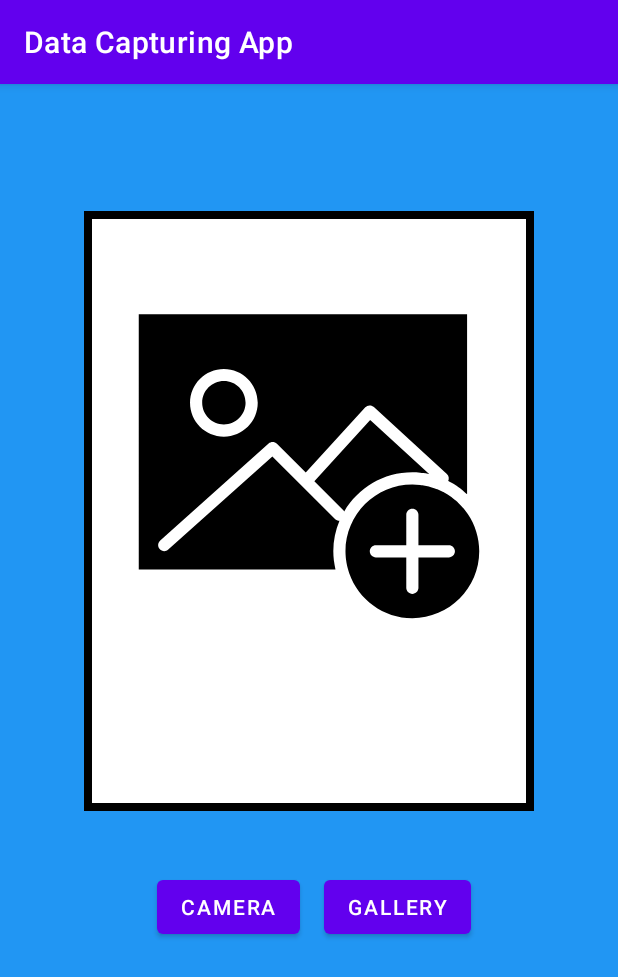
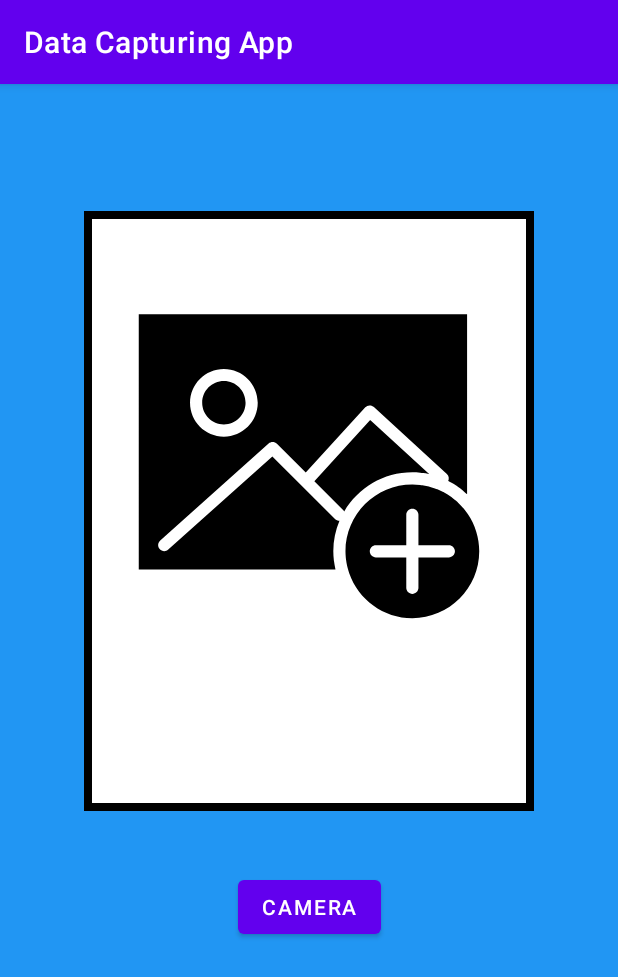
Before and after one commit to Hritik-del/DirectCap, an Android app: the CameraOpen screen opened directly, with no data from a screen before it, on a phone screen of 412 x 824 dp. Shown: the top 977 px of the screen. Run offline under Robolectric (Android 15) with nearby library versions, the phone set to English and light mode, and no system bars; our stand-ins replace Firebase (no records; nobody signed in at launch, a user with empty details on screens opened directly), Picasso.

Commit message:
Gallery button commented. Icon and Name changed.

```diff
--- a/app/src/main/java/com/example/project_upjao/CameraOpen.java
+++ b/app/src/main/java/com/example/project_upjao/CameraOpen.java
@@ -45,11 +45,9 @@ import java.text.SimpleDateFormat;
 import java.util.Date;
 
 public class CameraOpen extends AppCompatActivity {
-    public static final int CAMERA_PERM_CODE = 101;
     public static final int CAMERA_REQUEST_CODE = 102;
-    public static final int GALLERY_REQUEST_CODE = 105;
     ImageView selectedImage;
-    Button cameraBtn,galleryBtn;
+    Button cameraBtn;
     String currentPhotoPath;
     String currentPhotoPathwebp;
     StorageReference storageReference;
@@ -74,18 +72,12 @@ public class CameraOpen extends AppCompatActivity {
         Log.v("cropType", cropType);
         selectedImage = findViewById(R.id.displayImageView);
         cameraBtn = findViewById(R.id.cameraBtn);
-        galleryBtn = findViewById(R.id.galleryBtn);
 
         context=selectedImage.getContext();
 
         storageReference = FirebaseStorage.getInstance().getReference();
 
         cameraBtn.setOnClickListener(v -> askCameraPermissions());
-
-        galleryBtn.setOnClickListener(v -> {
-            Intent gallery = new Intent(Intent.ACTION_PICK,MediaStore.Images.Media.EXTERNAL_CONTENT_URI);
-            startActivityForResult(gallery, GALLERY_REQUEST_CODE);
-        });
 
     }
 
@@ -226,20 +218,6 @@ public class CameraOpen extends AppCompatActivity {
 
         }
 
-        if (requestCode == GALLERY_REQUEST_CODE) {
-            if (resultCode == Activity.RESULT_OK) {
-                Uri contentUri = data.getData();
-                String timeStamp = new SimpleDateFormat("yyyyMMdd_HHmmss").format(new Date());
-                String imageFileName = "png_Gallery" + timeStamp + "." + getFileExt(contentUri);
-                Log.d("tag", "onActivityResult: Gallery Image Uri:  " + imageFileName);
-                //selectedImage.setImageURI(contentUri);
-
-                //uploadToWhatsapp();
-                //uploadImageToFirebase(imageFileName,contentUri);
-                //uploadPlaceDataInBackground(imageFileName, contentUri);
-            }
-
-        }
     }
 
     @Override
--- a/app/src/main/res/layout/camera_open.xml
+++ b/app/src/main/res/layout/camera_open.xml
@@ -26,18 +26,8 @@
         android:layout_marginTop="40dp"
         android:text="Camera"
         app:layout_constraintEnd_toEndOf="parent"
-        app:layout_constraintHorizontal_bias="0.33"
         app:layout_constraintStart_toStartOf="parent"
         app:layout_constraintTop_toBottomOf="@+id/displayImageView" />
 
-    <Button
-        android:id="@+id/galleryBtn"
-        android:layout_width="wrap_content"
-        android:layout_height="wrap_content"
-        android:layout_marginStart="16dp"
-        android:text="Gallery"
-        app:layout_constraintBottom_toBottomOf="@+id/cameraBtn"
-        app:layout_constraintStart_toEndOf="@+id/cameraBtn"
-        app:layout_constraintTop_toTopOf="@+id/cameraBtn"
-        android:layout_marginLeft="16dp" />
+
 </androidx.constraintlayout.widget.ConstraintLayout>
```
